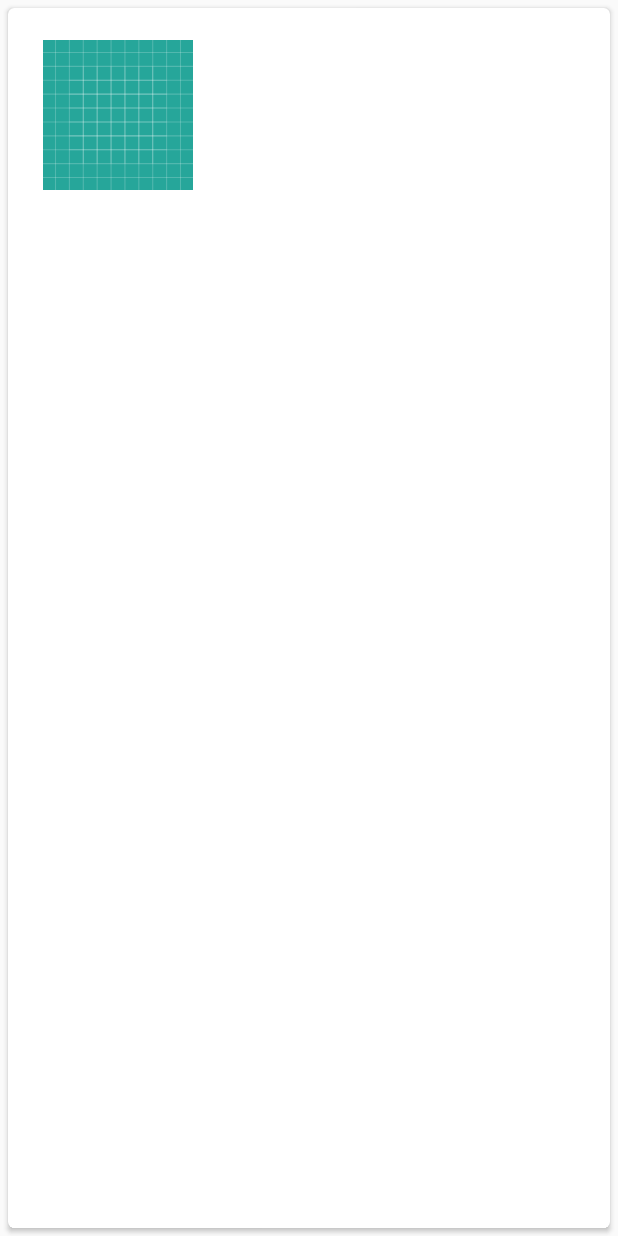
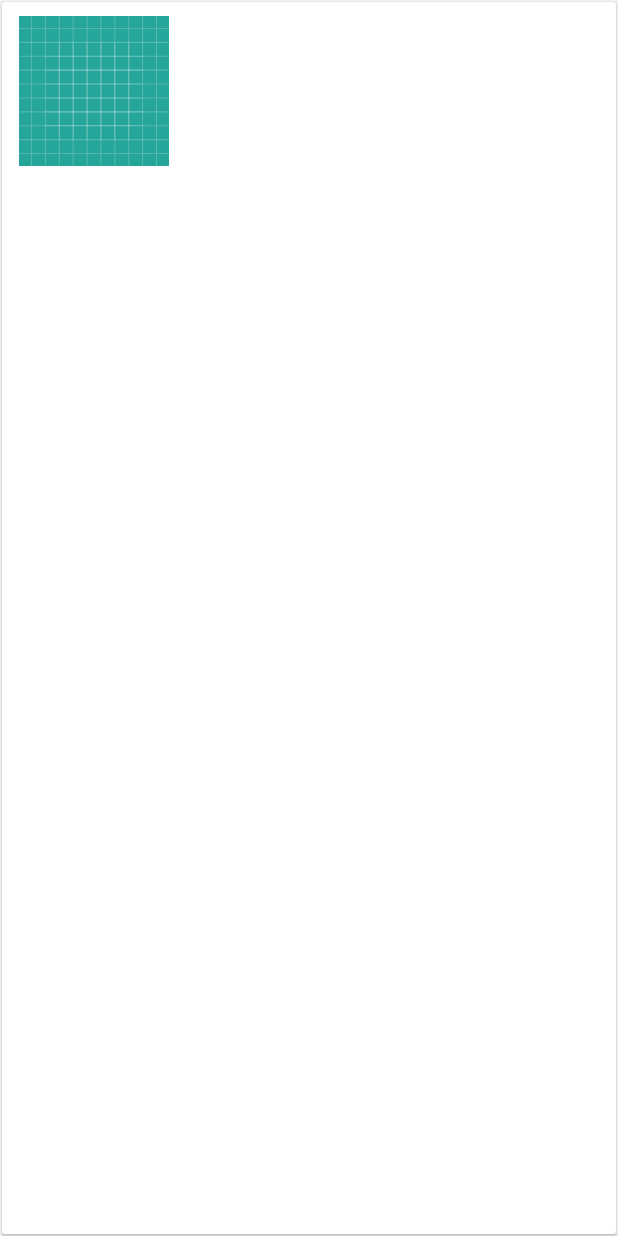
Before and after one commit to swatikulkarni123/MediaPlayer, an Android app: the layout list_media_recycler_view.xml on its own in the app's theme, with its tools: preview values and no code run, on a phone screen of 412 x 824 dp. Run offline under Robolectric (Android 15) with nearby library versions, the phone set to English and light mode, and no system bars.

Commit message:
changes in UI

```diff
--- a/app/src/main/res/layout/list_media_recycler_view.xml
+++ b/app/src/main/res/layout/list_media_recycler_view.xml
@@ -5,13 +5,11 @@
     <android.support.v7.widget.CardView
         xmlns:card_view="http://schemas.android.com/apk/res-auto"
         android:id="@+id/card_view"
-        android:layout_marginHorizontal="13dp"
-        android:elevation="3dp"
+        android:layout_marginHorizontal="2dp"
+        android:elevation="2dp"
         android:layout_gravity="center"
-        android:background="@drawable/ripple"
-        android:layout_margin="5dp"
-        card_view:contentPadding="13dp"
-        card_view:cardCornerRadius="4dp"
+        android:layout_margin="1dp"
+        card_view:contentPadding="1dp"
         android:layout_width="match_parent"
         android:layout_height="match_parent">
         <RelativeLayout
```
